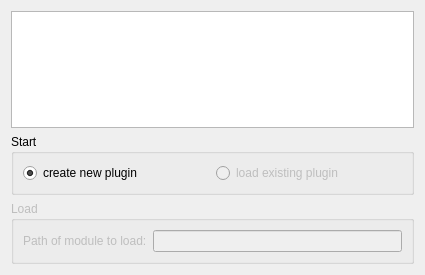
Before: the Qt Designer form src/WizardPageStart.ui in flowexpert/charon, drawn with Qt 5.
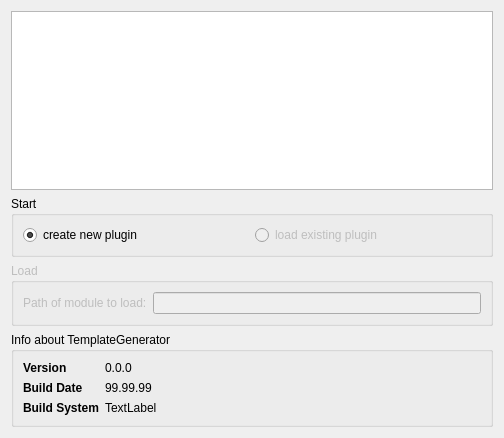
After: the same form once the commit is applied. Custom widgets are drawn as their Qt base class.

Commit message: added version info to template generator

Diff of the .ui file:
```diff
--- a/src/WizardPageStart.ui
+++ b/src/WizardPageStart.ui
@@ -6,8 +6,8 @@
    <rect>
     <x>0</x>
     <y>0</y>
-    <width>425</width>
-    <height>275</height>
+    <width>504</width>
+    <height>438</height>
    </rect>
   </property>
   <property name="title">
@@ -80,6 +80,75 @@
      </layout>
     </widget>
    </item>
+   <item>
+    <widget class="QGroupBox" name="groupBox">
+     <property name="title">
+      <string>Info about TemplateGenerator</string>
+     </property>
+     <layout class="QFormLayout" name="formLayout">
+      <item row="0" column="0">
+       <widget class="QLabel" name="lVersInf">
+        <property name="font">
+         <font>
+          <weight>75</weight>
+          <bold>true</bold>
+         </font>
+        </property>
+        <property name="text">
+         <string>Version</string>
+        </property>
+       </widget>
+      </item>
+      <item row="0" column="1">
+       <widget class="QLabel" name="lVersion">
+        <property name="text">
+         <string>0.0.0</string>
+        </property>
+       </widget>
+      </item>
+      <item row="1" column="0">
+       <widget class="QLabel" name="lBuildInf">
+        <property name="font">
+         <font>
+          <weight>75</weight>
+          <bold>true</bold>
+         </font>
+        </property>
+        <property name="text">
+         <string>Build Date</string>
+        </property>
+       </widget>
+      </item>
+      <item row="1" column="1">
+       <widget class="QLabel" name="lBuild">
+        <property name="text">
+         <string>99.99.99</string>
+        </property>
+       </widget>
+      </item>
+      <item row="2" column="0">
+       <widget class="QLabel" name="lBuildSysInf">
+        <property name="font">
+         <font>
+          <weight>75</weight>
+          <bold>true</bold>
+         </font>
+        </property>
+        <property name="text">
+         <string>Build System</string>
+        </property>
+       </widget>
+      </item>
+      <item row="2" column="1">
+       <widget class="QLabel" name="lBuildSys">
+        <property name="text">
+         <string>TextLabel</string>
+        </property>
+       </widget>
+      </item>
+     </layout>
+    </widget>
+   </item>
   </layout>
  </widget>
  <customwidgets>
```
The commit also changes 5 other files.
